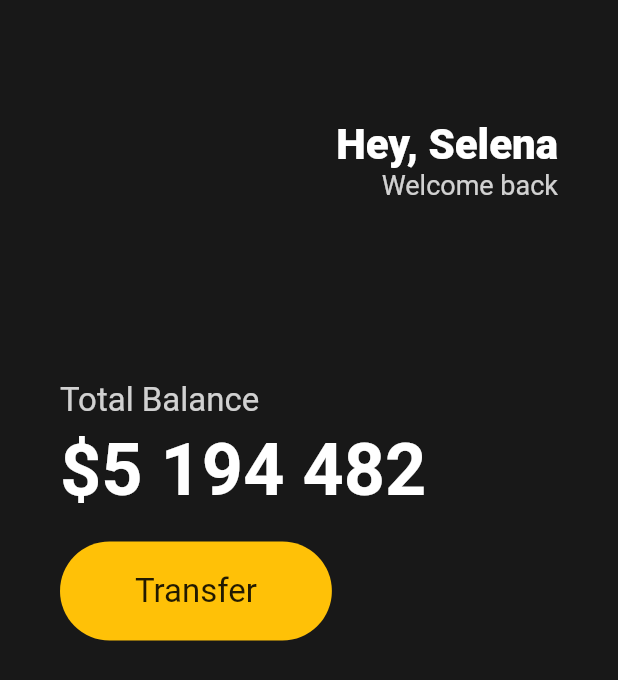
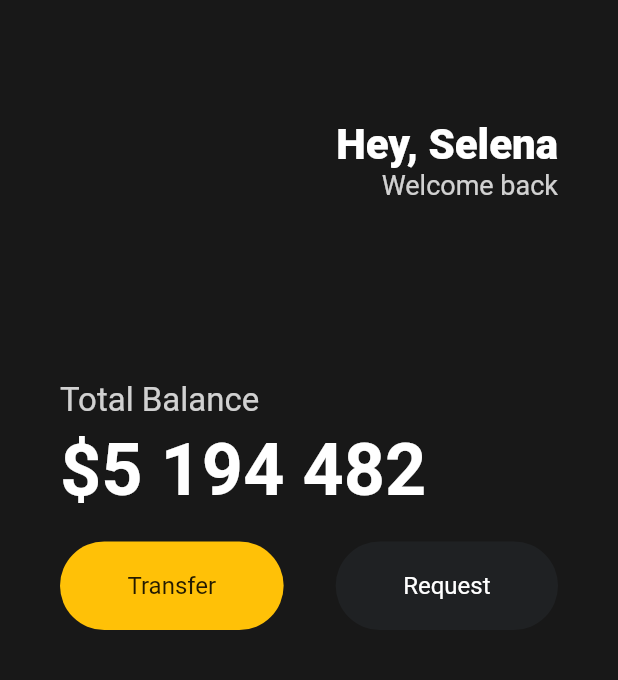
Before and after one commit to parkinjong/flutter-nomadcoder, a Flutter app: the screen it shows after launch, on a phone screen of 412 x 824 dp. Shown: the top 680 px of the screen. Run offline on Flutter 3.47's test engine with Material 2 defaults, Android fonts, the phone set to English and light mode, and no system bars.

Commit message:
add ui challenge button.

```diff
--- a/toonflix/lib/main.dart
+++ b/toonflix/lib/main.dart
@@ -1,7 +1,7 @@
 import 'package:flutter/material.dart';
 
 void main() {
-  runApp(App());
+  runApp(const App());
 }
 
 class App extends StatelessWidget {
@@ -70,6 +70,7 @@ class App extends StatelessWidget {
                 height: 20,
               ),
               Row(
+                mainAxisAlignment: MainAxisAlignment.spaceBetween,
                 children: [
                   Container(
                     decoration: BoxDecoration(
@@ -79,12 +80,31 @@ class App extends StatelessWidget {
                     child: const Padding(
                       padding: EdgeInsets.symmetric(
                         vertical: 20,
-                        horizontal: 50,
+                        horizontal: 45,
                       ),
                       child: Text(
                         'Transfer',
                         style: TextStyle(
-                          fontSize: 22,
+                          fontSize: 16,
+                        ),
+                      ),
+                    ),
+                  ),
+                  Container(
+                    decoration: BoxDecoration(
+                      color: const Color(0xFF1F2123),
+                      borderRadius: BorderRadius.circular(45),
+                    ),
+                    child: const Padding(
+                      padding: EdgeInsets.symmetric(
+                        vertical: 20,
+                        horizontal: 45,
+                      ),
+                      child: Text(
+                        'Request',
+                        style: TextStyle(
+                          fontSize: 16,
+                          color: Colors.white,
                         ),
                       ),
                     ),
```
